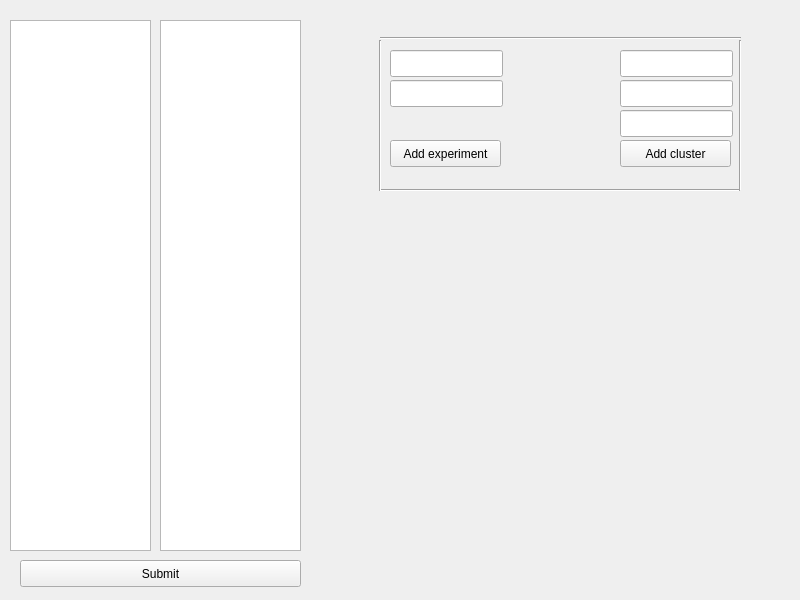
This is neronet/neronetgui.ui in sjjsy/neronet as Qt 5 draws it before an edit. The edited form follows.
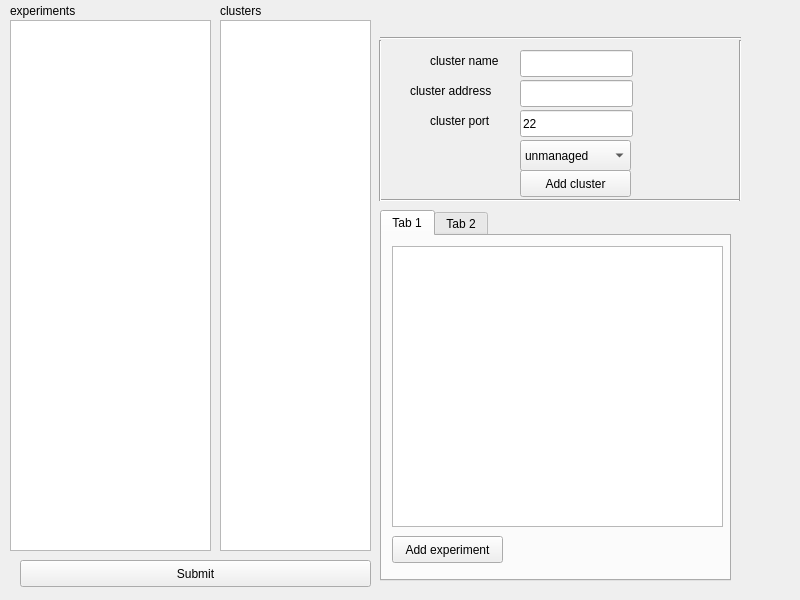
This is the edited form.

The edit to the form file:
```diff
--- a/neronet/neronetgui.ui
+++ b/neronet/neronetgui.ui
@@ -14,32 +14,12 @@
    <string>MainWindow</string>
   </property>
   <widget class="QWidget" name="centralwidget">
-   <widget class="QListView" name="cluster_type_field">
-    <property name="geometry">
-     <rect>
-      <x>10</x>
-      <y>20</y>
-      <width>141</width>
-      <height>531</height>
-     </rect>
-    </property>
-   </widget>
-   <widget class="QListView" name="clusters">
-    <property name="geometry">
-     <rect>
-      <x>160</x>
-      <y>20</y>
-      <width>141</width>
-      <height>531</height>
-     </rect>
-    </property>
-   </widget>
    <widget class="QPushButton" name="submit_btn">
     <property name="geometry">
      <rect>
       <x>20</x>
       <y>560</y>
-      <width>281</width>
+      <width>351</width>
       <height>27</height>
      </rect>
     </property>
@@ -64,7 +44,7 @@
     <property name="geometry">
      <rect>
       <x>380</x>
-      <y>180</y>
+      <y>190</y>
       <width>361</width>
       <height>20</height>
      </rect>
@@ -79,7 +59,7 @@
       <x>370</x>
       <y>40</y>
       <width>20</width>
-      <height>151</height>
+      <height>161</height>
      </rect>
     </property>
     <property name="orientation">
@@ -92,37 +72,17 @@
       <x>730</x>
       <y>40</y>
       <width>20</width>
-      <height>151</height>
+      <height>161</height>
      </rect>
     </property>
     <property name="orientation">
      <enum>Qt::Vertical</enum>
     </property>
    </widget>
-   <widget class="QLineEdit" name="exp_name_field">
-    <property name="geometry">
-     <rect>
-      <x>390</x>
-      <y>50</y>
-      <width>113</width>
-      <height>27</height>
-     </rect>
-    </property>
-   </widget>
-   <widget class="QLineEdit" name="exp_folder_field">
-    <property name="geometry">
-     <rect>
-      <x>390</x>
-      <y>80</y>
-      <width>113</width>
-      <height>27</height>
-     </rect>
-    </property>
-   </widget>
    <widget class="QLineEdit" name="cluster_name_field">
     <property name="geometry">
      <rect>
-      <x>620</x>
+      <x>520</x>
       <y>50</y>
       <width>113</width>
       <height>27</height>
@@ -132,7 +92,7 @@
    <widget class="QLineEdit" name="cluster_address_field">
     <property name="geometry">
      <rect>
-      <x>620</x>
+      <x>520</x>
       <y>80</y>
       <width>113</width>
       <height>27</height>
@@ -142,18 +102,21 @@
    <widget class="QLineEdit" name="lineEdit_5">
     <property name="geometry">
      <rect>
-      <x>620</x>
+      <x>520</x>
       <y>110</y>
       <width>113</width>
       <height>27</height>
      </rect>
     </property>
+    <property name="text">
+     <string>22</string>
+    </property>
    </widget>
    <widget class="QPushButton" name="cluster_add_btn">
     <property name="geometry">
      <rect>
-      <x>620</x>
-      <y>140</y>
+      <x>520</x>
+      <y>170</y>
       <width>111</width>
       <height>27</height>
      </rect>
@@ -162,19 +125,157 @@
      <string>Add cluster</string>
     </property>
    </widget>
-   <widget class="QPushButton" name="exp_add_btn">
+   <widget class="QComboBox" name="cluster_type_combo">
     <property name="geometry">
      <rect>
-      <x>390</x>
+      <x>520</x>
       <y>140</y>
       <width>111</width>
-      <height>27</height>
+      <height>31</height>
      </rect>
     </property>
+    <item>
+     <property name="text">
+      <string>unmanaged</string>
+     </property>
+    </item>
+    <item>
+     <property name="text">
+      <string>slurm</string>
+     </property>
+    </item>
+   </widget>
+   <widget class="QListWidget" name="clusters">
+    <property name="geometry">
+     <rect>
+      <x>220</x>
+      <y>20</y>
+      <width>151</width>
+      <height>531</height>
+     </rect>
+    </property>
+   </widget>
+   <widget class="QLabel" name="label">
+    <property name="geometry">
+     <rect>
+      <x>430</x>
+      <y>50</y>
+      <width>91</width>
+      <height>21</height>
+     </rect>
+    </property>
     <property name="text">
-     <string>Add experiment</string>
+     <string>cluster name</string>
     </property>
    </widget>
+   <widget class="QLabel" name="label_2">
+    <property name="geometry">
+     <rect>
+      <x>410</x>
+      <y>80</y>
+      <width>101</width>
+      <height>21</height>
+     </rect>
+    </property>
+    <property name="text">
+     <string>cluster address</string>
+    </property>
+   </widget>
+   <widget class="QLabel" name="label_3">
+    <property name="geometry">
+     <rect>
+      <x>430</x>
+      <y>110</y>
+      <width>81</width>
+      <height>21</height>
+     </rect>
+    </property>
+    <property name="text">
+     <string>cluster port</string>
+    </property>
+   </widget>
+   <widget class="QListWidget" name="experiments">
+    <property name="geometry">
+     <rect>
+      <x>10</x>
+      <y>20</y>
+      <width>201</width>
+      <height>531</height>
+     </rect>
+    </property>
+    <property name="selectionMode">
+     <enum>QAbstractItemView::MultiSelection</enum>
+    </property>
+   </widget>
+   <widget class="QLabel" name="label_4">
+    <property name="geometry">
+     <rect>
+      <x>220</x>
+      <y>0</y>
+      <width>91</width>
+      <height>21</height>
+     </rect>
+    </property>
+    <property name="text">
+     <string>clusters</string>
+    </property>
+   </widget>
+   <widget class="QLabel" name="label_5">
+    <property name="geometry">
+     <rect>
+      <x>10</x>
+      <y>0</y>
+      <width>161</width>
+      <height>21</height>
+     </rect>
+    </property>
+    <property name="text">
+     <string>experiments</string>
+    </property>
+   </widget>
+   <widget class="QTabWidget" name="tabWidget">
+    <property name="geometry">
+     <rect>
+      <x>380</x>
+      <y>210</y>
+      <width>351</width>
+      <height>371</height>
+     </rect>
+    </property>
+    <widget class="QWidget" name="tab">
+     <attribute name="title">
+      <string>Tab 1</string>
+     </attribute>
+     <widget class="QPushButton" name="exp_add_btn">
+      <property name="geometry">
+       <rect>
+        <x>10</x>
+        <y>300</y>
+        <width>111</width>
+        <height>27</height>
+       </rect>
+      </property>
+      <property name="text">
+       <string>Add experiment</string>
+      </property>
+     </widget>
+     <widget class="QPlainTextEdit" name="experiment_log">
+      <property name="geometry">
+       <rect>
+        <x>10</x>
+        <y>10</y>
+        <width>331</width>
+        <height>281</height>
+       </rect>
+      </property>
+     </widget>
+    </widget>
+    <widget class="QWidget" name="tab_2">
+     <attribute name="title">
+      <string>Tab 2</string>
+     </attribute>
+    </widget>
+   </widget>
   </widget>
  </widget>
  <resources/>
```
Left out of the diff: 2 changed lines with no effect on the pictures.
